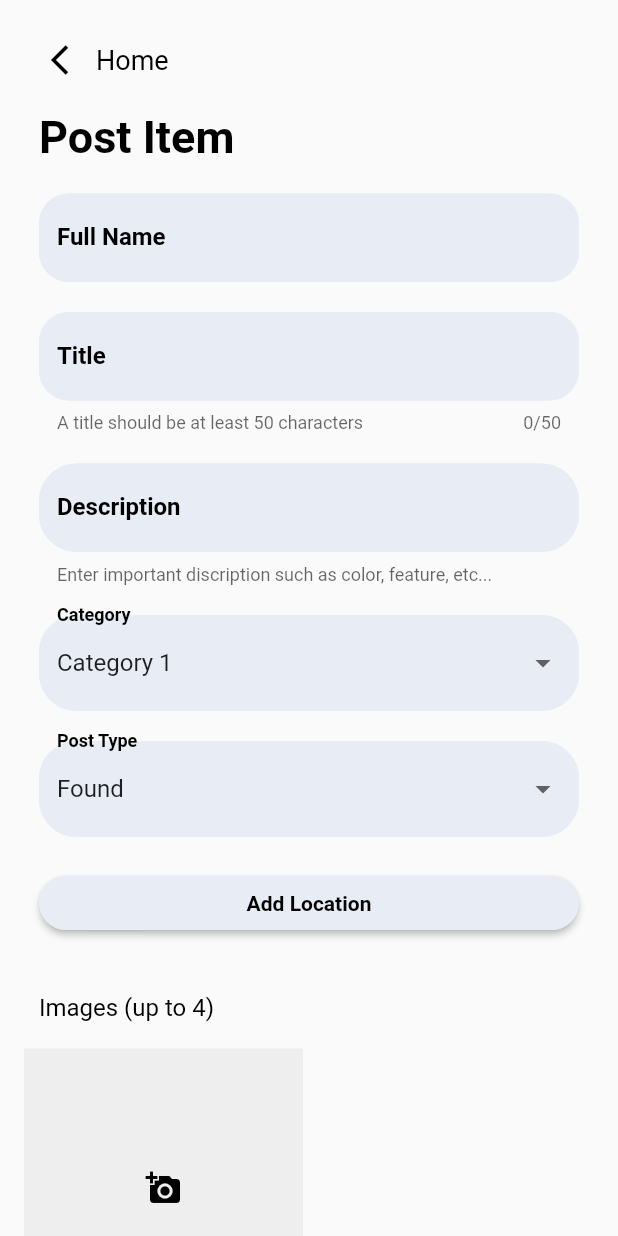
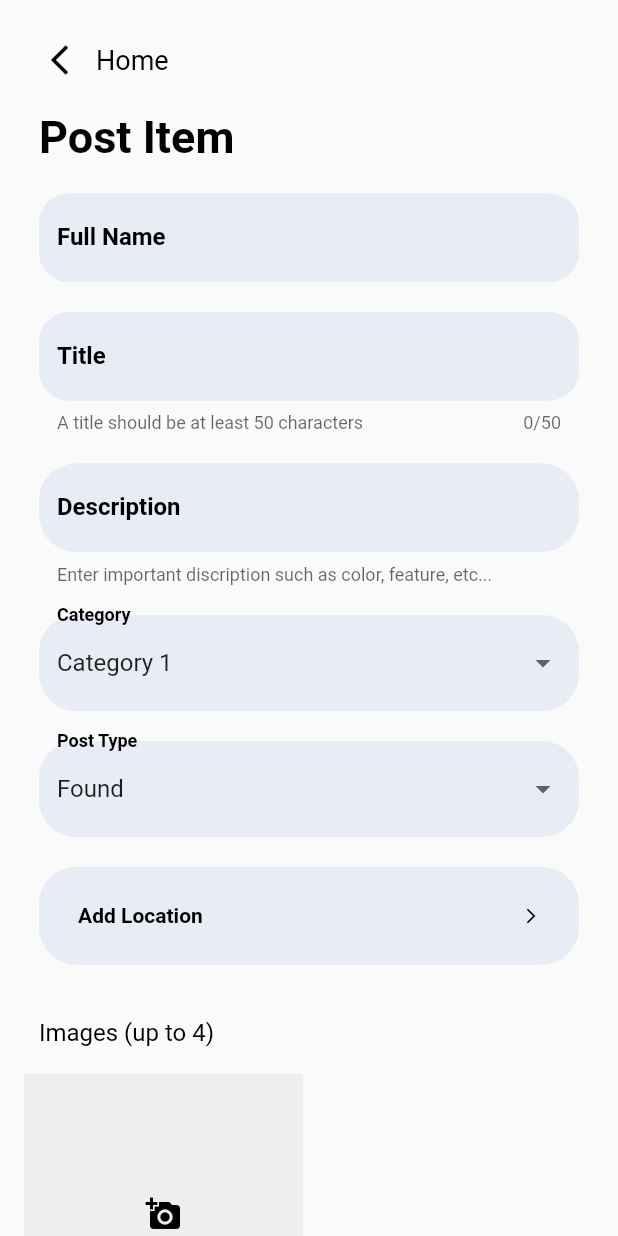
Before and after one commit to mariam-929/capstone-project, a Flutter app: the PostItemPage screen opened directly, on a phone screen of 412 x 824 dp. Run offline on Flutter 3.47's test engine with Material 2 defaults, Android fonts, the phone set to English and light mode, and no system bars; our stand-ins replace cached_network_image, cloud_firestore, email_validator, firebase_auth, firebase_core, firebase_storage and 7 more; missing offline and left inert: dart:ffi, dart:html, flutter_google_places, google_maps_webservice; accounts and stored records are empty.

Commit message:
talal may 16 11 am

```diff
--- a/lib/screens/PostItemPage.dart
+++ b/lib/screens/PostItemPage.dart
@@ -26,6 +26,7 @@ class _PostItemPageState extends State<PostItemPage> {
   String _postType = "Found";
   List<File> _images = [];
   final ImagePicker _picker = ImagePicker();
+  String _locationText = 'Add Location'; // State variable for the button text
 
   @override
   Widget build(BuildContext context) {
@@ -270,21 +271,47 @@ class _PostItemPageState extends State<PostItemPage> {
                     child: Padding(
                       padding: const EdgeInsets.all(10.0),
                       child: Container(
-                        width: double
-                            .infinity, // this will make the button take the full width available
+                        width: double.infinity,
+                        height: 65,
                         child: ElevatedButton(
-                          onPressed: () {
-                            Navigator.push(
+                          onPressed: () async {
+                            final result = await Navigator.push(
                               context,
                               MaterialPageRoute(
                                   builder: (context) => SearchLocationScreen()),
                             );
+                            if (result != null) {
+                              setState(() {
+                                _locationText = result;
+                              });
+                            }
                           },
-                          child: Text(
-                            'Add Location',
-                            style: TextStyle(
-                              color: Colors.black,
-                              fontWeight: FontWeight.bold,
+                          child: Align(
+                            alignment: Alignment.centerLeft,
+                            child: Padding(
+                              padding: const EdgeInsets.all(10.0),
+                              child: Row(
+                                mainAxisAlignment:
+                                    MainAxisAlignment.spaceBetween,
+                                children: [
+                                  Flexible(
+                                    child: Text(
+                                      _locationText,
+                                      style: TextStyle(
+                                        color: Colors.black,
+                                        fontWeight: FontWeight.bold,
+                                      ),
+                                      overflow: TextOverflow
+                                          .ellipsis, // Adds an ellipsis when the text overflows
+                                    ),
+                                  ),
+                                  Icon(
+                                    Icons.arrow_forward_ios_sharp,
+                                    color: Colors.black,
+                                    size: 12,
+                                  ),
+                                ],
+                              ),
                             ),
                           ),
                           style: ButtonStyle(
@@ -298,10 +325,7 @@ class _PostItemPageState extends State<PostItemPage> {
                             ),
                             backgroundColor: MaterialStateProperty.all<Color>(
                                 Color(0xffE8ECF4)),
-                            padding:
-                                MaterialStateProperty.all<EdgeInsetsGeometry>(
-                              EdgeInsets.all(10),
-                            ),
+                            elevation: MaterialStateProperty.all<double>(0),
                           ),
                         ),
                       ),
@@ -492,7 +516,7 @@ class _PostItemPageState extends State<PostItemPage> {
         'description': description,
         'post_type': _postType,
         'image_urls': imageUrls,
-        'address': String,
+        'address': _locationText,
       };
       await collection.add(entryData);
 
--- a/lib/screens/location_search_screen.dart
+++ b/lib/screens/location_search_screen.dart
@@ -78,7 +78,10 @@ class _SearchLocationScreenState extends State<SearchLocationScreen> {
           Padding(
             padding: const EdgeInsets.all(10),
             child: ElevatedButton(
-              onPressed: () {},
+              onPressed: () {
+                Navigator.pop(context,
+                    searchController.text); // Pass back the selected location
+              },
               child: const Text('Select Address'),
             ),
           ),
```
